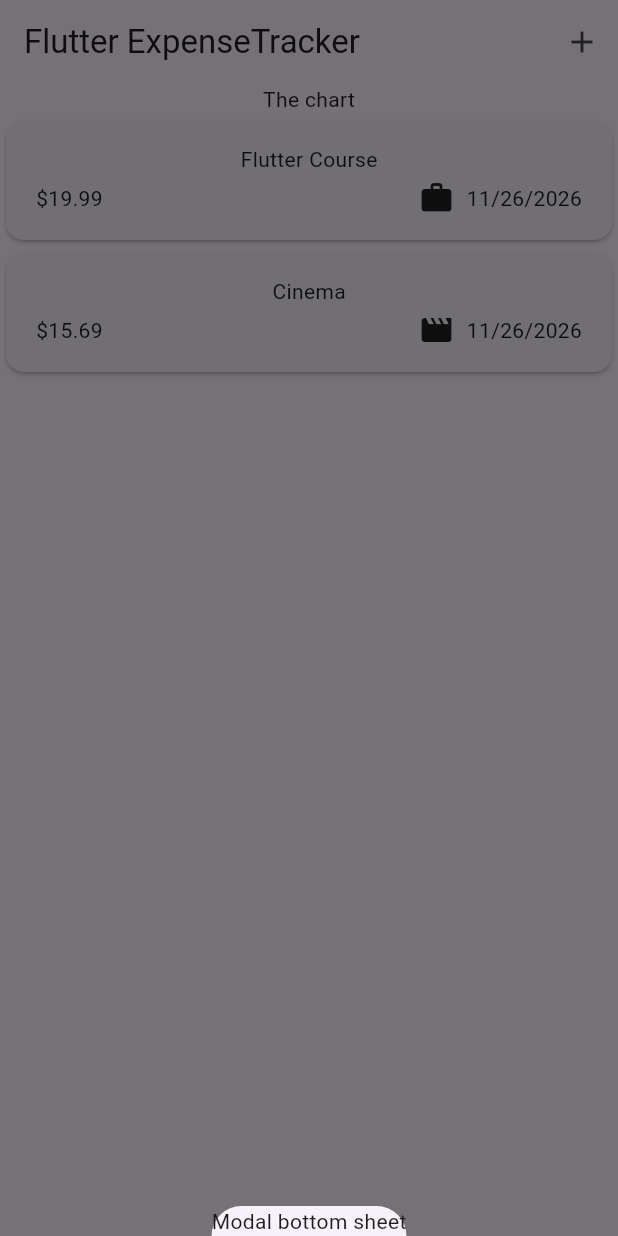
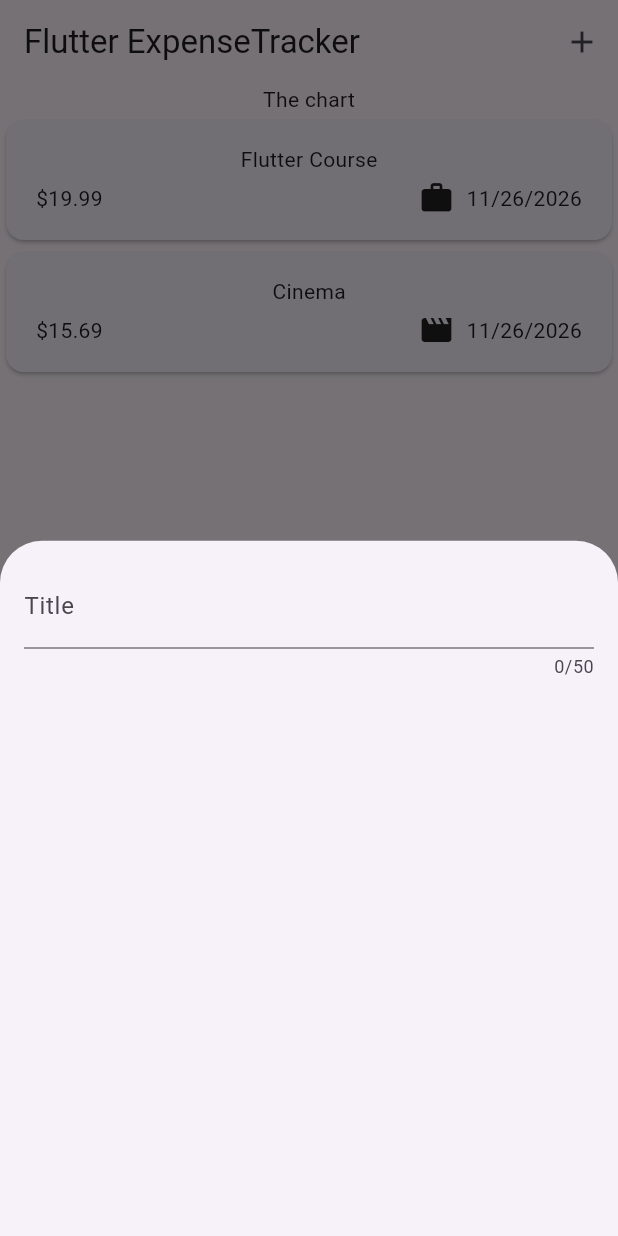
Before and after one commit to Cap-Panaka/expense_tracker, a Flutter app: the screen it shows after launch, after a tap on the "add" icon, on a phone screen of 412 x 824 dp. Run offline on Flutter 3.47's test engine with Material 3 defaults, Android fonts, the phone set to English and light mode, and no system bars.

Commit message:
Handled user input with TextField Widget

```diff
--- a/lib/widgets/expenses.dart
+++ b/lib/widgets/expenses.dart
@@ -1,4 +1,5 @@
 
+import 'package:expense_tracker/widgets/new_expense.dart';
 import 'package:flutter/material.dart';
 
 import 'package:expense_tracker/widgets/expenses_list/expenses_list.dart';
@@ -30,10 +31,10 @@ class Expenses extends StatefulWidget{
      ),
    ];
 
-   _openAddExpenseOverlay(){
+   void _openAddExpenseOverlay(){
      showModalBottomSheet(
          context: context,
-         builder: (ctx) => Text('Modal bottom sheet'),
+         builder: (ctx) => const NewExpense(),
      );
 
    }
--- /dev/null
+++ b/lib/widgets/new_expense.dart
@@ -0,0 +1,30 @@
+import 'package:flutter/material.dart';
+
+class NewExpense extends StatefulWidget{
+  const NewExpense({super.key});
+
+  @override
+  State<NewExpense> createState() {
+    return _NewExpenseState();
+  }
+
+}
+
+class _NewExpenseState extends State<NewExpense>{
+  @override
+  Widget build(BuildContext context) {
+    return Padding(
+      padding: const EdgeInsets.all(16),
+      child: Column(
+        children: const [
+          TextField(
+            maxLength: 50,
+            decoration: const InputDecoration(
+              label: Text('Title'),
+            ),
+          ),
+        ],
+      ),
+    );
+  }
+}
```
